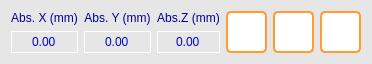
goegilein/Controller, file GUI_files/fit_point_item.ui: the form before one commit.
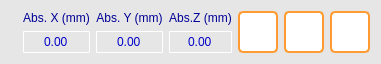
The form after the commit. Icons and pictures are not drawn.

```diff
--- a/GUI_files/fit_point_item.ui
+++ b/GUI_files/fit_point_item.ui
@@ -6,7 +6,7 @@
    <rect>
     <x>0</x>
     <y>0</y>
-    <width>372</width>
+    <width>381</width>
     <height>59</height>
    </rect>
   </property>
@@ -142,84 +142,30 @@
 }</string>
   </property>
   <layout class="QGridLayout" name="gridLayout">
-   <item row="0" column="0">
-    <widget class="QLabel" name="label_3">
-     <property name="text">
-      <string>Abs. X (mm)</string>
-     </property>
-     <property name="alignment">
-      <set>Qt::AlignCenter</set>
-     </property>
-    </widget>
-   </item>
-   <item row="1" column="1">
-    <widget class="QDoubleSpinBox" name="abs_y_spinbox">
-     <property name="enabled">
-      <bool>false</bool>
-     </property>
-     <property name="alignment">
-      <set>Qt::AlignCenter</set>
-     </property>
-     <property name="buttonSymbols">
-      <enum>QAbstractSpinBox::NoButtons</enum>
-     </property>
-     <property name="minimum">
-      <double>-1000.000000000000000</double>
-     </property>
-     <property name="maximum">
-      <double>1000.000000000000000</double>
-     </property>
-    </widget>
-   </item>
-   <item row="0" column="1">
-    <widget class="QLabel" name="label_4">
-     <property name="text">
-      <string>Abs. Y (mm)</string>
-     </property>
-     <property name="alignment">
-      <set>Qt::AlignCenter</set>
-     </property>
-    </widget>
-   </item>
-   <item row="1" column="0">
-    <widget class="QDoubleSpinBox" name="abs_x_spinbox">
-     <property name="enabled">
-      <bool>false</bool>
-     </property>
-     <property name="alignment">
-      <set>Qt::AlignCenter</set>
-     </property>
-     <property name="buttonSymbols">
-      <enum>QAbstractSpinBox::NoButtons</enum>
-     </property>
-     <property name="minimum">
-      <double>-1000.000000000000000</double>
-     </property>
-     <property name="maximum">
-      <double>1000.000000000000000</double>
-     </property>
-    </widget>
-   </item>
-   <item row="1" column="2">
-    <widget class="QDoubleSpinBox" name="abs_z_spinbox">
-     <property name="enabled">
-      <bool>false</bool>
-     </property>
-     <property name="alignment">
-      <set>Qt::AlignCenter</set>
-     </property>
-     <property name="buttonSymbols">
-      <enum>QAbstractSpinBox::NoButtons</enum>
-     </property>
-     <property name="minimum">
-      <double>-1000.000000000000000</double>
-     </property>
-     <property name="maximum">
-      <double>1000.000000000000000</double>
-     </property>
-    </widget>
-   </item>
    <item row="0" column="5" rowspan="2">
+    <widget class="QPushButton" name="move_to_button">
+     <property name="sizePolicy">
+      <sizepolicy hsizetype="Minimum" vsizetype="Preferred">
+       <horstretch>0</horstretch>
+       <verstretch>0</verstretch>
+      </sizepolicy>
+     </property>
+     <property name="text">
+      <string/>
+     </property>
+     <property name="icon">
+      <iconset>
+       <normaloff>resources/move_to.png</normaloff>resources/move_to.png</iconset>
+     </property>
+     <property name="iconSize">
+      <size>
+       <width>25</width>
+       <height>25</height>
+      </size>
+     </property>
+    </widget>
+   </item>
+   <item row="0" column="6" rowspan="2">
     <widget class="QPushButton" name="remove_button">
      <property name="sizePolicy">
       <sizepolicy hsizetype="Minimum" vsizetype="Preferred">
@@ -242,7 +188,7 @@
      </property>
     </widget>
    </item>
-   <item row="0" column="2">
+   <item row="0" column="3">
     <widget class="QLabel" name="label_5">
      <property name="text">
       <string>Abs.Z (mm)</string>
@@ -252,7 +198,7 @@
      </property>
     </widget>
    </item>
-   <item row="0" column="3" rowspan="2">
+   <item row="0" column="4" rowspan="2">
     <widget class="QPushButton" name="set_current_pos_button">
      <property name="sizePolicy">
       <sizepolicy hsizetype="Minimum" vsizetype="Preferred">
@@ -275,26 +221,87 @@
      </property>
     </widget>
    </item>
-   <item row="0" column="4" rowspan="2">
-    <widget class="QPushButton" name="move_to_button">
-     <property name="sizePolicy">
-      <sizepolicy hsizetype="Minimum" vsizetype="Preferred">
-       <horstretch>0</horstretch>
-       <verstretch>0</verstretch>
-      </sizepolicy>
+   <item row="0" column="1">
+    <widget class="QLabel" name="label_3">
+     <property name="text">
+      <string>Abs. X (mm)</string>
      </property>
+     <property name="alignment">
+      <set>Qt::AlignCenter</set>
+     </property>
+    </widget>
+   </item>
+   <item row="1" column="2">
+    <widget class="QDoubleSpinBox" name="abs_y_spinbox">
+     <property name="enabled">
+      <bool>false</bool>
+     </property>
+     <property name="alignment">
+      <set>Qt::AlignCenter</set>
+     </property>
+     <property name="buttonSymbols">
+      <enum>QAbstractSpinBox::NoButtons</enum>
+     </property>
+     <property name="minimum">
+      <double>-1000.000000000000000</double>
+     </property>
+     <property name="maximum">
+      <double>1000.000000000000000</double>
+     </property>
+    </widget>
+   </item>
+   <item row="1" column="3">
+    <widget class="QDoubleSpinBox" name="abs_z_spinbox">
+     <property name="enabled">
+      <bool>false</bool>
+     </property>
+     <property name="alignment">
+      <set>Qt::AlignCenter</set>
+     </property>
+     <property name="buttonSymbols">
+      <enum>QAbstractSpinBox::NoButtons</enum>
+     </property>
+     <property name="minimum">
+      <double>-1000.000000000000000</double>
+     </property>
+     <property name="maximum">
+      <double>1000.000000000000000</double>
+     </property>
+    </widget>
+   </item>
+   <item row="0" column="2">
+    <widget class="QLabel" name="label_4">
      <property name="text">
-      <string/>
+      <string>Abs. Y (mm)</string>
      </property>
-     <property name="icon">
-      <iconset>
-       <normaloff>resources/move_to.png</normaloff>resources/move_to.png</iconset>
+     <property name="alignment">
+      <set>Qt::AlignCenter</set>
      </property>
-     <property name="iconSize">
-      <size>
-       <width>25</width>
-       <height>25</height>
-      </size>
+    </widget>
+   </item>
+   <item row="1" column="1">
+    <widget class="QDoubleSpinBox" name="abs_x_spinbox">
+     <property name="enabled">
+      <bool>false</bool>
+     </property>
+     <property name="alignment">
+      <set>Qt::AlignCenter</set>
+     </property>
+     <property name="buttonSymbols">
+      <enum>QAbstractSpinBox::NoButtons</enum>
+     </property>
+     <property name="minimum">
+      <double>-1000.000000000000000</double>
+     </property>
+     <property name="maximum">
+      <double>1000.000000000000000</double>
+     </property>
+    </widget>
+   </item>
+   <item row="0" column="0" rowspan="2">
+    <widget class="QLabel" name="point_name_label">
+     <property name="text">
+      <string> </string>
      </property>
     </widget>
    </item>
```
